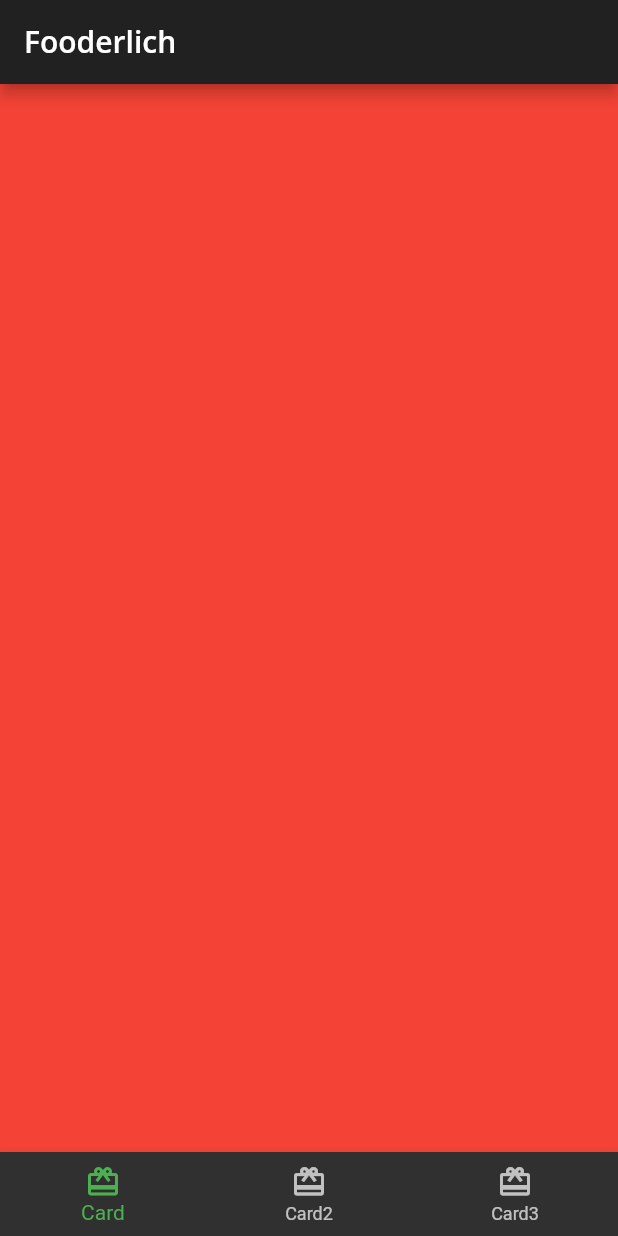
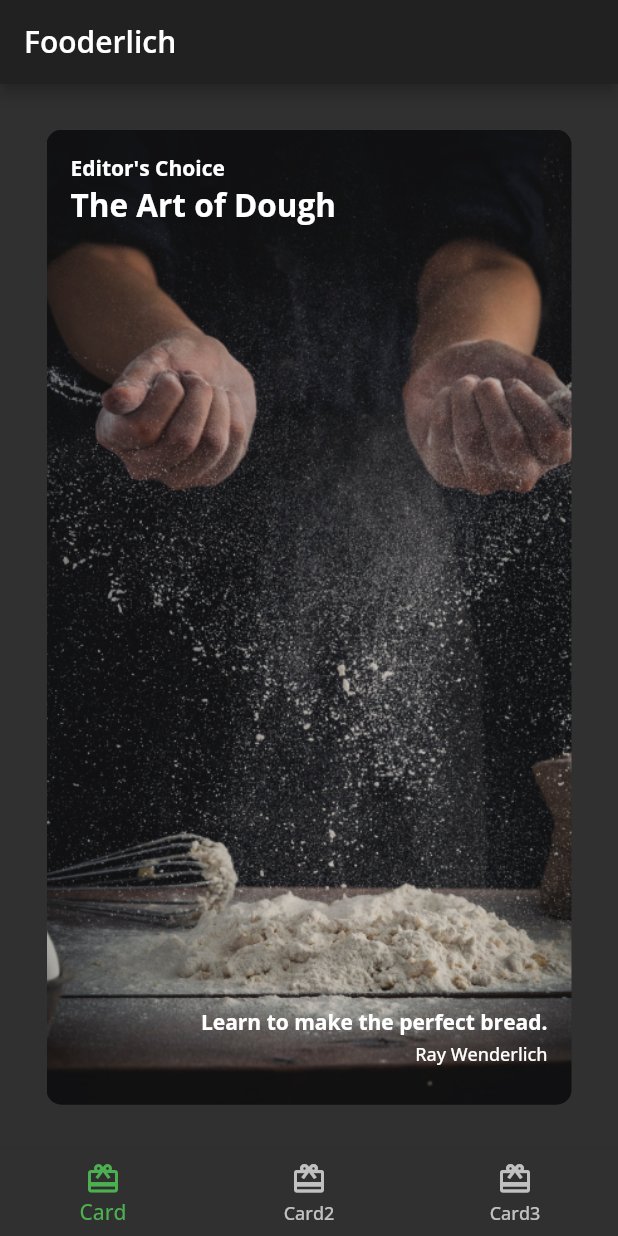
Before and after one commit to rosy-w/fooderlich, a Flutter app: the screen it shows after launch, on a phone screen of 412 x 824 dp. Run offline on Flutter 3.47's test engine with Material 2 defaults, Android fonts, the phone set to English and light mode, and no system bars; our stand-ins replace google_fonts.

Commit message:
added cards for each link in bottom nav bar.

```diff
--- /dev/null
+++ b/lib/card1.dart
@@ -0,0 +1,76 @@
+import 'package:flutter/material.dart';
+import 'fooderlich_theme.dart';
+
+class Card1 extends StatelessWidget {
+  const Card1({Key? key}) : super(key: key);
+  // 1
+  final String category = 'Editor\'s Choice';
+  final String title = 'The Art of Dough';
+  final String description = 'Learn to make the perfect bread.';
+  final String chef = 'Ray Wenderlich';
+
+  // 2
+  @override
+  Widget build(BuildContext context) {
+    // 3
+    return Center(
+      child:Container(
+        child:Stack(
+          children: [
+            // 8
+            Text(
+              category,
+              style: FooderlichTheme.darkTextTheme.bodyText1,
+            ),
+            // 9
+            Positioned(
+              child: Text(
+                title,
+                style: FooderlichTheme.darkTextTheme.headline2,
+              ),
+              top: 20,
+            ),
+            // 10
+            Positioned(
+              child: Text(
+                description,
+                style: FooderlichTheme.darkTextTheme.bodyText1,
+              ),
+              bottom: 30,
+              right: 0,
+            ),
+            // 11
+            Positioned(
+              child: Text(
+                chef,
+                style: FooderlichTheme.darkTextTheme.bodyText2,
+              ),
+              bottom: 10,
+              right: 0,
+            )
+          ],
+        ),
+
+        // 1
+        padding: const EdgeInsets.all(16),
+        // 2
+        constraints: const BoxConstraints.expand(
+          width: 350,
+          height: 650,
+        ),
+        // 3
+        decoration: const BoxDecoration(
+          // 4
+          image: DecorationImage(
+            // 5
+            image: AssetImage('assets/mag1.png'),
+            // 6
+            fit: BoxFit.cover,
+          ),
+          // 7
+          borderRadius: BorderRadius.all(Radius.circular(10.0)),
+        ),
+      ),
+    );
+  }
+}
--- a/lib/fooderlich_theme.dart
+++ b/lib/fooderlich_theme.dart
@@ -34,6 +34,11 @@ class FooderlichTheme {
     bodyText1: GoogleFonts.openSans(
       fontSize: 14.0,
       fontWeight: FontWeight.w700,
+      color: Colors.white,
+    ),
+    bodyText2: GoogleFonts.openSans(
+      fontSize: 12.0,
+      fontWeight: FontWeight.w500,
       color: Colors.white,
     ),
     headline1: GoogleFonts.openSans(
--- a/lib/home.dart
+++ b/lib/home.dart
@@ -1,4 +1,7 @@
 import 'package:flutter/material.dart';
+import 'card1.dart';
+import 'card2.dart';
+import 'card3.dart';
 
 // 1
 class Home extends StatefulWidget {
@@ -14,12 +17,9 @@ class _HomeState extends State<Home> {
 
 // 8
   static List<Widget> pages = <Widget>[
-    // TODO: Replace with Card1
-    Container(color: Colors.red),
-    // TODO: Replace with Card2
-    Container(color: Colors.green),
-    // TODO: Replace with Card3
-    Container(color: Colors.blue)
+    const Card1(),
+    const Card2(),
+    const Card3(),
   ];
 
 // 9
```
Also changed, not shown: lib/author_card.dart (added, +67 -0 lines), lib/card2.dart (added, +68 -0 lines), lib/card3.dart (added, +126 -0 lines), lib/circle_image.dart (added, +28 -0 lines).
